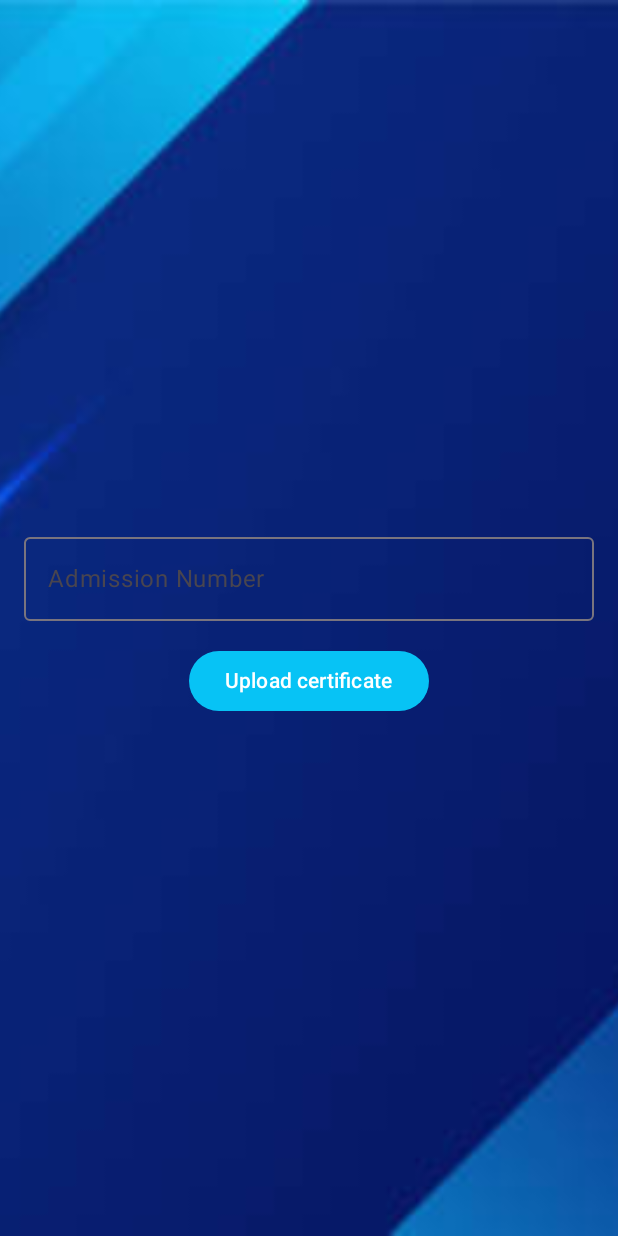
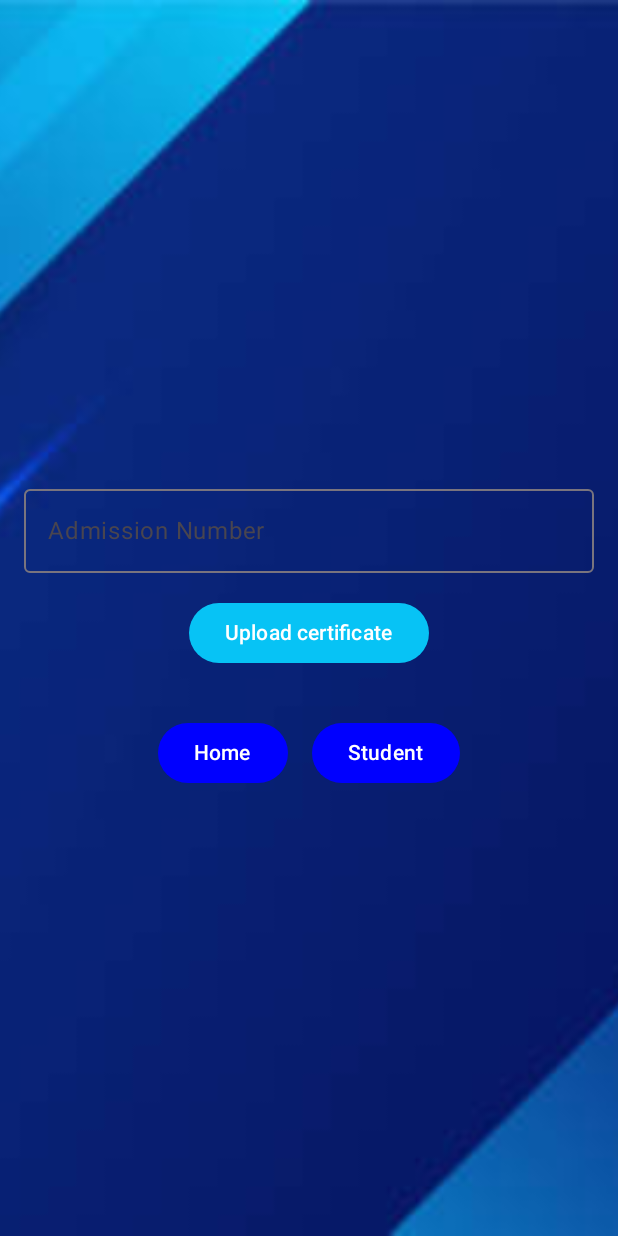
Before and after one commit to kabiiii-cyber/GlobalGo, an Android app built with Jetpack Compose: the @Preview function SchoolScreenPreview, on a phone screen of 412 x 824 dp. Run offline under Robolectric (Android 15) with nearby library versions, the phone set to English and light mode, and no system bars.

Commit message:
initial commit

```diff
--- a/app/src/main/java/com/nyokabi/globalgo/ui/screens/school/SchoolScreen.kt
+++ b/app/src/main/java/com/nyokabi/globalgo/ui/screens/school/SchoolScreen.kt
@@ -8,10 +8,12 @@ import androidx.compose.foundation.layout.*
 import androidx.compose.foundation.layout.Box
 import androidx.compose.foundation.layout.fillMaxSize
 import androidx.compose.foundation.layout.padding
+import androidx.compose.foundation.shape.RoundedCornerShape
 import androidx.compose.material3.*
 import androidx.compose.runtime.*
 import androidx.compose.ui.Alignment
 import androidx.compose.ui.Modifier
+import androidx.compose.ui.graphics.Color
 import androidx.compose.ui.layout.ContentScale
 import androidx.compose.ui.res.painterResource
 import androidx.compose.ui.tooling.preview.Preview
@@ -86,6 +88,33 @@ fun SchoolScreen(navController: NavController) {
                     contentScale = ContentScale.Crop
                 )
             }
+
+            Spacer(modifier = Modifier.height(16.dp))
+
+            // Account Selection Buttons
+            Row(
+                horizontalArrangement = Arrangement.spacedBy(
+                    16.dp,
+                    Alignment.CenterHorizontally
+                ), // Adds space between buttons
+                verticalAlignment = Alignment.CenterVertically
+            ) {
+                Button(
+                    onClick = { navController.navigate("home") },
+                    shape = RoundedCornerShape(20.dp),
+                    colors = ButtonDefaults.buttonColors(containerColor = Color.Blue) // Sets button color
+                ) {
+                    Text(text = "Home")
+                }
+
+                Button(
+                    onClick = { navController.navigate("student") },
+                    shape = RoundedCornerShape(20.dp),
+                    colors = ButtonDefaults.buttonColors(containerColor = Color.Blue) // Sets button color
+                ) {
+                    Text(text = "Student")
+                }
+            }
         }
     }
 }
```
Also changed, not shown: app/src/main/java/com/nyokabi/globalgo/navigation/AppNavHost.kt (+6 -5 lines), app/src/main/java/com/nyokabi/globalgo/ui/screens/home/HomeScreen.kt (+18 -22 lines), app/src/main/java/com/nyokabi/globalgo/ui/screens/student/StudentScreen.kt (+85 -53 lines), app/src/main/res/drawable/img_17.png (added), app/src/main/res/drawable/img_18.png (added), 1 other file.
